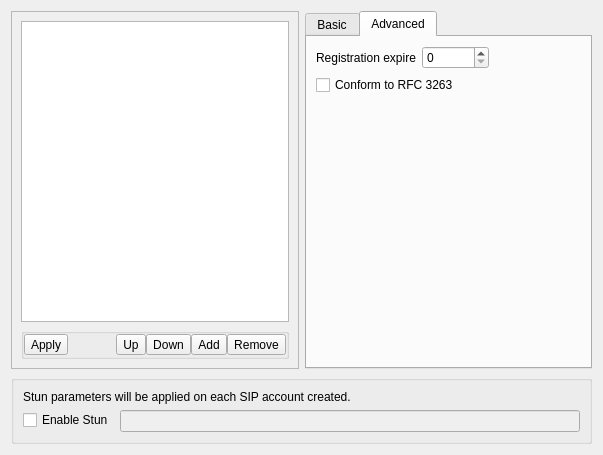
KDE/ring-kde, file src/conf/dlgaccountsbase.ui: the form before one commit.
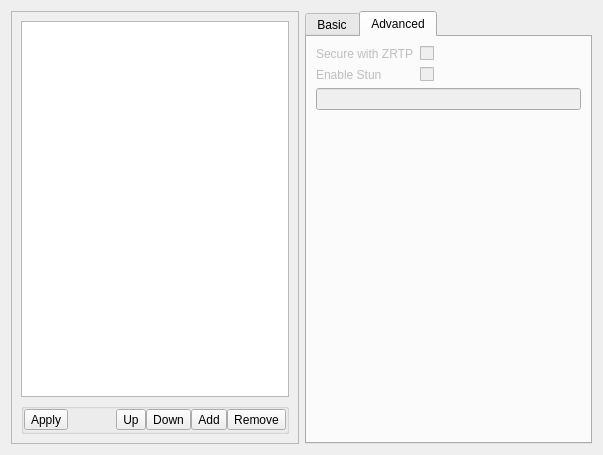
The form after the commit. The open tabs and pages were chosen to show the change. Custom widgets are drawn as their Qt base class.

Commit message: [#2710] Fix configuration dialog for the new security options

Patch:
```diff
--- a/src/conf/dlgaccountsbase.ui
+++ b/src/conf/dlgaccountsbase.ui
@@ -230,6 +230,9 @@
       </item>
       <item>
        <widget class="QTabWidget" name="frame2_editAccounts">
+        <property name="enabled">
+         <bool>true</bool>
+        </property>
         <property name="sizePolicy">
          <sizepolicy hsizetype="Expanding" vsizetype="Expanding">
           <horstretch>1</horstretch>
@@ -237,7 +240,7 @@
          </sizepolicy>
         </property>
         <property name="currentIndex">
-         <number>0</number>
+         <number>1</number>
         </property>
         <widget class="QWidget" name="tab_basic">
          <attribute name="title">
@@ -386,74 +389,43 @@
          </layout>
         </widget>
         <widget class="QWidget" name="tab_advanced">
+         <property name="enabled">
+          <bool>false</bool>
+         </property>
          <attribute name="title">
           <string>Advanced</string>
          </attribute>
          <layout class="QFormLayout" name="formLayout_2">
-          <property name="fieldGrowthPolicy">
-           <enum>QFormLayout::ExpandingFieldsGrow</enum>
-          </property>
-          <item row="0" column="0">
-           <widget class="QLabel" name="label_regExpire">
+          <item row="5" column="1">
+           <widget class="QCheckBox" name="checkbox_stun">
             <property name="text">
-             <string>Registration expire</string>
+             <string/>
             </property>
-            <property name="buddy">
-             <cstring>spinbox_regExpire</cstring>
-            </property>
            </widget>
           </item>
-          <item row="0" column="1">
-           <widget class="KIntSpinBox" name="spinbox_regExpire">
-            <property name="maximum">
-             <number>16777215</number>
-            </property>
-           </widget>
-          </item>
-          <item row="3" column="0" colspan="2">
-           <widget class="QCheckBox" name="checkBox_conformRFC">
+          <item row="3" column="1">
+           <widget class="QCheckBox" name="checkbox_zrtp">
             <property name="text">
-             <string>Conform to RFC 3263</string>
+             <string/>
             </property>
            </widget>
           </item>
-         </layout>
-        </widget>
-       </widget>
-      </item>
-     </layout>
-    </widget>
-   </item>
-   <item>
-    <widget class="QGroupBox" name="groupBox_commonSettings">
-     <property name="title">
-      <string/>
-     </property>
-     <layout class="QVBoxLayout" name="verticalLayout_10">
-      <item>
-       <widget class="QLabel" name="label_commonSettings">
+          <item row="3" column="0">
+           <widget class="QLabel" name="label_zrtp">
         <property name="text">
-         <string>Stun parameters will be applied on each SIP account created.</string>
-        </property>
-        <property name="wordWrap">
-         <bool>true</bool>
-        </property>
-       </widget>
-      </item>
-      <item>
-       <layout class="QFormLayout" name="formLayout_commonSettings">
-        <property name="fieldGrowthPolicy">
-         <enum>QFormLayout::ExpandingFieldsGrow</enum>
-        </property>
-        <item row="0" column="0">
-         <widget class="QCheckBox" name="kcfg_enableStun">
+             <string>Secure with ZRTP</string>
+            </property>
+           </widget>
+          </item>
+          <item row="5" column="0">
+           <widget class="QLabel" name="label_stun">
           <property name="text">
            <string>Enable Stun</string>
           </property>
          </widget>
         </item>
-        <item row="0" column="1">
-         <widget class="KLineEdit" name="kcfg_stunServer">
+          <item row="6" column="0" colspan="2">
+           <widget class="KLineEdit" name="edit_stunServer">
           <property name="enabled">
            <bool>false</bool>
           </property>
@@ -472,6 +444,8 @@
          </widget>
         </item>
        </layout>
+        </widget>
+       </widget>
       </item>
      </layout>
     </widget>
@@ -479,11 +453,6 @@
   </layout>
  </widget>
  <customwidgets>
-  <customwidget>
-   <class>KIntSpinBox</class>
-   <extends>QSpinBox</extends>
-   <header>knuminput.h</header>
-  </customwidget>
   <customwidget>
    <class>KLineEdit</class>
    <extends>QLineEdit</extends>
```
Left out of the diff: 19 changed lines with no effect on the pictures. Lines whose indentation alone changed are shown as unchanged. The commit also changes 2 other files.
